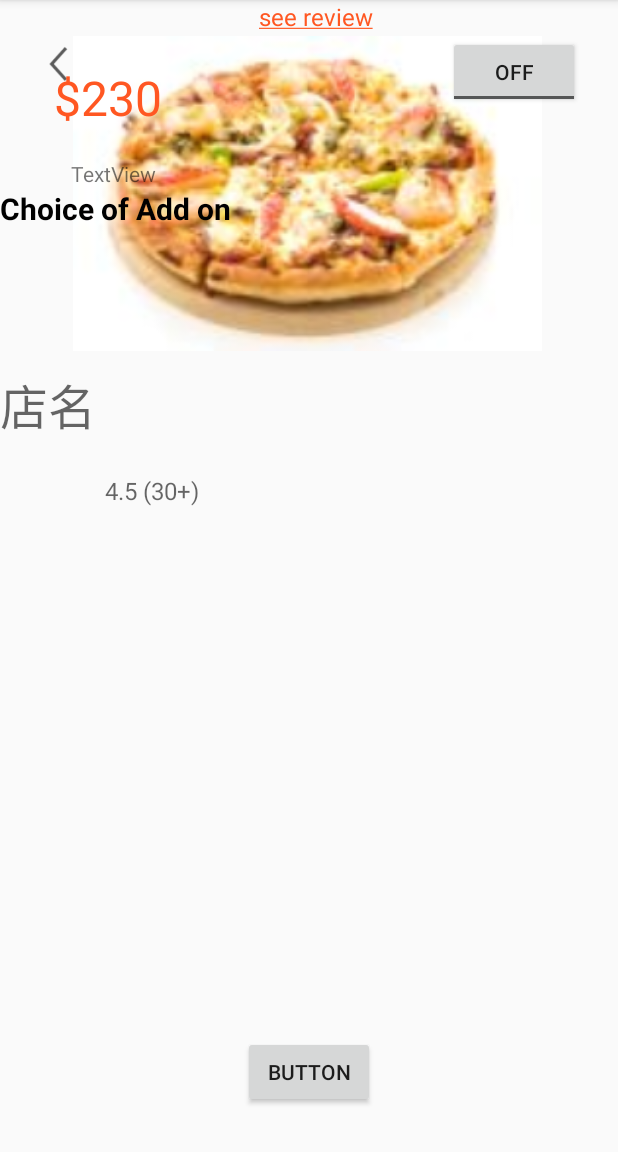
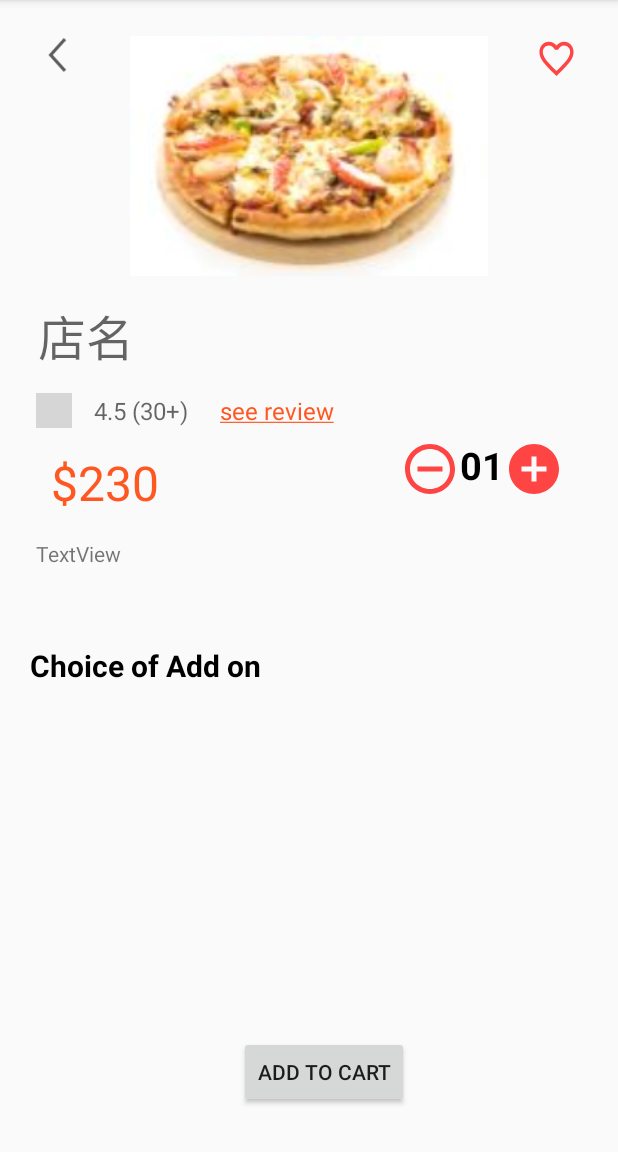
Before and after one commit to YongXiang12/Food_delivery_application, an Android app: the FoodDetailsActivity screen opened directly, with no data from a screen before it, on a phone screen of 412 x 824 dp, the part 84-1236 px from its top. Run offline under Robolectric (Android 15) with nearby library versions, the phone set to English and light mode, and no system bars; grey boxes are pictures that could not be loaded.

Commit message:
FoodDetailsActivity介面設計

```diff
--- a/app/src/main/java/fcu/mp110/food_delivery_app/ui/restaurant/RestaurantMenu.java
+++ b/app/src/main/java/fcu/mp110/food_delivery_app/ui/restaurant/RestaurantMenu.java
@@ -2,9 +2,11 @@ package fcu.mp110.food_delivery_app.ui.restaurant;
 
 import androidx.appcompat.app.AppCompatActivity;
 
+import android.content.DialogInterface;
 import android.content.Intent;
 import android.os.Bundle;
 import android.view.View;
+import android.widget.AdapterView;
 import android.widget.GridView;
 import android.widget.ImageView;
 import android.widget.TextView;
@@ -46,6 +48,14 @@ public class RestaurantMenu extends AppCompatActivity {
         // create a object of myBaseAdapter
         RestaurantMenuBaseAdapter baseAdapter = new RestaurantMenuBaseAdapter(this, itemsarray);
         gridView.setAdapter(baseAdapter);
+        gridView.setOnItemClickListener(new AdapterView.OnItemClickListener() {
+            @Override
+            public void onItemClick(AdapterView<?> adapterView, View view, int i, long l) {
+                //intent
+                Intent intent = new Intent(RestaurantMenu.this, FoodDetailsActivity.class);
+                startActivity(intent);
+            }
+        });
     }
 
     public void goBack(View view)
--- /dev/null
+++ b/app/src/main/res/drawable/favorite_toggle_selcet.xml
@@ -0,0 +1,5 @@
+<?xml version="1.0" encoding="utf-8"?>
+<selector xmlns:android="http://schemas.android.com/apk/res/android">
+    <item android:drawable="@drawable/ic_baseline_favorite_border_30" android:state_checked="false" />
+    <item android:drawable="@drawable/ic_baseline_favorite_30" android:state_checked="true" />
+</selector>
--- /dev/null
+++ b/app/src/main/res/drawable/ic_baseline_add_circle_24.xml
@@ -0,0 +1,9 @@
+<vector xmlns:android="http://schemas.android.com/apk/res/android"
+    android:width="24dp"
+    android:height="24dp"
+    android:viewportWidth="24"
+    android:viewportHeight="24">
+  <path
+      android:fillColor="@android:color/holo_red_light"
+      android:pathData="M12,2C6.48,2 2,6.48 2,12s4.48,10 10,10 10,-4.48 10,-10S17.52,2 12,2zM17,13h-4v4h-2v-4L7,13v-2h4L11,7h2v4h4v2z"/>
+</vector>
--- /dev/null
+++ b/app/src/main/res/drawable/ic_baseline_add_circle_outline_24.xml
@@ -0,0 +1,9 @@
+<vector xmlns:android="http://schemas.android.com/apk/res/android"
+    android:width="24dp"
+    android:height="24dp"
+    android:viewportWidth="24"
+    android:viewportHeight="24">
+  <path
+      android:fillColor="@android:color/holo_red_light"
+      android:pathData="M13,7h-2v4L7,11v2h4v4h2v-4h4v-2h-4L13,7zM12,2C6.48,2 2,6.48 2,12s4.48,10 10,10 10,-4.48 10,-10S17.52,2 12,2zM12,20c-4.41,0 -8,-3.59 -8,-8s3.59,-8 8,-8 8,3.59 8,8 -3.59,8 -8,8z"/>
+</vector>
--- /dev/null
+++ b/app/src/main/res/drawable/ic_baseline_favorite_30.xml
@@ -0,0 +1,9 @@
+<vector xmlns:android="http://schemas.android.com/apk/res/android"
+    android:width="30dp"
+    android:height="30dp"
+    android:viewportWidth="24"
+    android:viewportHeight="24">
+    <path
+        android:fillColor="@android:color/holo_red_light"
+        android:pathData="M12,21.35l-1.45,-1.32C5.4,15.36 2,12.28 2,8.5 2,5.42 4.42,3 7.5,3c1.74,0 3.41,0.81 4.5,2.09C13.09,3.81 14.76,3 16.5,3 19.58,3 22,5.42 22,8.5c0,3.78 -3.4,6.86 -8.55,11.54L12,21.35z" />
+</vector>
--- a/app/src/main/res/drawable/ic_baseline_favorite_border_24.xml
+++ /dev/null
@@ -1,10 +0,0 @@
-<vector xmlns:android="http://schemas.android.com/apk/res/android"
-    android:width="24dp"
-    android:height="24dp"
-    android:viewportWidth="24"
-    android:viewportHeight="24"
-    android:tint="?attr/colorControlNormal">
-  <path
-      android:fillColor="@android:color/white"
-      android:pathData="M16.5,3c-1.74,0 -3.41,0.81 -4.5,2.09C10.91,3.81 9.24,3 7.5,3 4.42,3 2,5.42 2,8.5c0,3.78 3.4,6.86 8.55,11.54L12,21.35l1.45,-1.32C18.6,15.36 22,12.28 22,8.5 22,5.42 19.58,3 16.5,3zM12.1,18.55l-0.1,0.1 -0.1,-0.1C7.14,14.24 4,11.39 4,8.5 4,6.5 5.5,5 7.5,5c1.54,0 3.04,0.99 3.57,2.36h1.87C13.46,5.99 14.96,5 16.5,5c2,0 3.5,1.5 3.5,3.5 0,2.89 -3.14,5.74 -7.9,10.05z"/>
-</vector>
--- /dev/null
+++ b/app/src/main/res/drawable/ic_baseline_favorite_border_30.xml
@@ -0,0 +1,9 @@
+<vector xmlns:android="http://schemas.android.com/apk/res/android"
+    android:width="30dp"
+    android:height="30dp"
+    android:viewportWidth="24"
+    android:viewportHeight="24">
+    <path
+        android:fillColor="@android:color/holo_red_light"
+        android:pathData="M16.5,3c-1.74,0 -3.41,0.81 -4.5,2.09C10.91,3.81 9.24,3 7.5,3 4.42,3 2,5.42 2,8.5c0,3.78 3.4,6.86 8.55,11.54L12,21.35l1.45,-1.32C18.6,15.36 22,12.28 22,8.5 22,5.42 19.58,3 16.5,3zM12.1,18.55l-0.1,0.1 -0.1,-0.1C7.14,14.24 4,11.39 4,8.5 4,6.5 5.5,5 7.5,5c1.54,0 3.04,0.99 3.57,2.36h1.87C13.46,5.99 14.96,5 16.5,5c2,0 3.5,1.5 3.5,3.5 0,2.89 -3.14,5.74 -7.9,10.05z" />
+</vector>
--- /dev/null
+++ b/app/src/main/res/drawable/ic_baseline_remove_circle_24.xml
@@ -0,0 +1,9 @@
+<vector xmlns:android="http://schemas.android.com/apk/res/android"
+    android:width="24dp"
+    android:height="24dp"
+    android:viewportWidth="24"
+    android:viewportHeight="24">
+  <path
+      android:fillColor="@android:color/holo_red_light"
+      android:pathData="M12,2C6.48,2 2,6.48 2,12s4.48,10 10,10 10,-4.48 10,-10S17.52,2 12,2zM17,13L7,13v-2h10v2z"/>
+</vector>
--- /dev/null
+++ b/app/src/main/res/drawable/ic_baseline_remove_circle_outline_24.xml
@@ -0,0 +1,9 @@
+<vector xmlns:android="http://schemas.android.com/apk/res/android"
+    android:width="24dp"
+    android:height="24dp"
+    android:viewportWidth="24"
+    android:viewportHeight="24">
+  <path
+      android:fillColor="@android:color/holo_red_light"
+      android:pathData="M7,11v2h10v-2L7,11zM12,2C6.48,2 2,6.48 2,12s4.48,10 10,10 10,-4.48 10,-10S17.52,2 12,2zM12,20c-4.41,0 -8,-3.59 -8,-8s3.59,-8 8,-8 8,3.59 8,8 -3.59,8 -8,8z"/>
+</vector>
--- a/app/src/main/res/layout/activity_food_details.xml
+++ b/app/src/main/res/layout/activity_food_details.xml
@@ -6,167 +6,201 @@
     android:layout_height="match_parent"
     tools:context=".ui.restaurant.FoodDetailsActivity">
 
+
+    <ImageView
+        android:id="@+id/imv_food_picture"
+        android:layout_width="0dp"
+        android:layout_height="160dp"
+        android:layout_alignParentLeft="true"
+        android:layout_marginStart="24dp"
+        android:layout_marginTop="24dp"
+        android:layout_marginEnd="24dp"
+        android:src="@drawable/seafood_pizza"
+        app:layout_constraintEnd_toEndOf="parent"
+        app:layout_constraintStart_toStartOf="parent"
+        app:layout_constraintTop_toTopOf="parent"
+        tools:ignore="MissingConstraints" />
+
     <ImageView
         android:id="@+id/imv_back"
         android:layout_width="0dp"
         android:layout_height="25dp"
         android:layout_alignParentLeft="true"
-        android:layout_marginStart="26dp"
-        android:layout_marginTop="30dp"
-        android:layout_marginEnd="247dp"
+        android:layout_marginStart="24dp"
+        android:layout_marginEnd="305dp"
         android:src="@drawable/icons8_back_48px"
         app:layout_constraintEnd_toStartOf="@+id/toggleButton4"
         app:layout_constraintStart_toStartOf="parent"
-        app:layout_constraintTop_toTopOf="parent"
+        app:layout_constraintTop_toTopOf="@+id/imv_food_picture"
         tools:ignore="MissingConstraints" />
 
-    <ImageView
-        android:id="@+id/food_picture"
-        android:layout_width="362dp"
-        android:layout_height="210dp"
-        android:layout_alignParentLeft="true"
-        android:layout_marginStart="24dp"
-        android:layout_marginTop="24dp"
-        android:src="@drawable/seafood_pizza"
+    <Button
+        android:id="@+id/button2"
+        android:layout_width="wrap_content"
+        android:layout_height="wrap_content"
+        android:layout_marginStart="137dp"
+        android:layout_marginEnd="138dp"
+        android:layout_marginBottom="29dp"
+        android:text="Add to cart"
+        app:layout_constraintBottom_toBottomOf="parent"
+        app:layout_constraintEnd_toEndOf="parent"
+        app:layout_constraintStart_toStartOf="@+id/lv_conditions" />
+
+    <ListView
+        android:id="@+id/lv_conditions"
+        android:layout_width="0dp"
+        android:layout_height="0dp"
+        android:layout_marginStart="20dp"
+        android:layout_marginEnd="20dp"
+        android:layout_marginBottom="86dp"
+        app:layout_constraintBottom_toBottomOf="parent"
+        app:layout_constraintEnd_toEndOf="parent"
         app:layout_constraintStart_toStartOf="parent"
-        app:layout_constraintTop_toTopOf="parent"
-        tools:ignore="MissingConstraints" />
+        app:layout_constraintTop_toBottomOf="@+id/textView4">
+
+    </ListView>
 
     <TextView
-        android:id="@+id/txv_store_name"
-        android:layout_width="0dp"
+        android:id="@+id/txv_see_review"
+        android:layout_width="wrap_content"
         android:layout_height="wrap_content"
-        android:layout_alignParentLeft="true"
-        android:layout_marginBottom="22dp"
-        android:hint="店名"
+        android:layout_below="@+id/txv_store_name"
+        android:layout_marginEnd="189dp"
+        android:layout_toRightOf="@+id/txv_mark"
+        android:paddingLeft="10dp"
+        android:text="@string/txv_label_see_review"
+        android:textColor="#FF5722"
+        android:textSize="16dp"
+        app:layout_constraintBottom_toBottomOf="@+id/txv_mark"
+        app:layout_constraintEnd_toEndOf="parent"
+        app:layout_constraintStart_toEndOf="@+id/txv_mark"
+        app:layout_constraintTop_toTopOf="@+id/txv_mark" />
+
+    <TextView
+        android:id="@+id/food_price"
+        android:layout_width="wrap_content"
+        android:layout_height="wrap_content"
+        android:layout_below="@+id/txv_store_name"
+        android:layout_marginTop="52dp"
+        android:layout_toRightOf="@+id/txv_mark"
+        android:paddingLeft="10dp"
+        android:text="$230"
+        android:textColor="#FF5722"
         android:textSize="32dp"
-        app:layout_constraintBottom_toTopOf="@+id/imv_star"
+        app:layout_constraintStart_toStartOf="@+id/imv_star"
+        app:layout_constraintTop_toBottomOf="@+id/txv_store_name" />
+
+    <TextView
+        android:id="@+id/textView6"
+        android:layout_width="wrap_content"
+        android:layout_height="wrap_content"
+        android:layout_marginTop="8dp"
+        android:layout_marginEnd="76dp"
+        android:text="01"
+        android:textColor="#000000"
+        android:textSize="25sp"
+        android:textStyle="bold"
         app:layout_constraintEnd_toEndOf="parent"
-        app:layout_constraintStart_toStartOf="parent"
-        app:layout_constraintTop_toBottomOf="@+id/toggleButton4" />
+        app:layout_constraintTop_toBottomOf="@+id/txv_see_review" />
+
+    <Button
+        android:id="@+id/button3"
+        android:layout_width="40dp"
+        android:layout_height="40dp"
+        android:background="@drawable/ic_baseline_add_circle_24"
+        app:layout_constraintBottom_toBottomOf="@+id/textView6"
+        app:layout_constraintStart_toEndOf="@+id/textView6"
+        app:layout_constraintTop_toTopOf="@+id/textView6"
+        app:layout_constraintVertical_bias="0.0" />
+
+    <Button
+        android:id="@+id/button4"
+        android:layout_width="40dp"
+        android:layout_height="40dp"
+        android:background="@drawable/ic_baseline_remove_circle_outline_24"
+        app:layout_constraintBottom_toBottomOf="@+id/textView6"
+        app:layout_constraintEnd_toStartOf="@+id/textView6"
+        app:layout_constraintTop_toTopOf="@+id/textView6"
+        app:layout_constraintVertical_bias="0.0" />
 
     <ImageView
         android:id="@+id/imv_star"
         android:layout_width="0dp"
-        android:layout_height="0dp"
+        android:layout_height="23dp"
         android:layout_below="@+id/txv_store_name"
         android:layout_alignParentLeft="true"
-        android:layout_marginStart="26dp"
-        android:layout_marginEnd="17dp"
+        android:layout_marginStart="24dp"
+        android:layout_marginTop="59dp"
+        android:layout_marginEnd="9dp"
+        android:layout_marginBottom="56dp"
         android:src="@drawable/icons8_star_96px"
-        app:layout_constraintBottom_toTopOf="@+id/txv_see_review"
+        app:layout_constraintBottom_toBottomOf="@+id/food_price"
         app:layout_constraintEnd_toStartOf="@+id/txv_mark"
         app:layout_constraintStart_toStartOf="parent"
-        app:layout_constraintTop_toBottomOf="@+id/txv_store_name" />
+        app:layout_constraintTop_toTopOf="@+id/txv_store_name" />
 
     <TextView
         android:id="@+id/txv_mark"
         android:layout_width="wrap_content"
         android:layout_height="wrap_content"
         android:layout_below="@+id/txv_store_name"
-        android:layout_marginEnd="30dp"
+        android:layout_marginEnd="11dp"
         android:layout_toRightOf="@+id/imv_star"
         android:hint="4.5 (30+)"
         android:paddingLeft="5dp"
         android:textSize="16dp"
+        app:layout_constraintBottom_toBottomOf="@+id/imv_star"
         app:layout_constraintEnd_toStartOf="@+id/txv_see_review"
         app:layout_constraintStart_toEndOf="@+id/imv_star"
         app:layout_constraintTop_toTopOf="@+id/imv_star" />
 
     <TextView
-        android:id="@+id/txv_see_review"
+        android:id="@+id/txv_store_name"
         android:layout_width="wrap_content"
         android:layout_height="wrap_content"
-        android:layout_below="@+id/txv_store_name"
-        android:layout_marginEnd="163dp"
-        android:layout_marginBottom="21dp"
-        android:layout_toRightOf="@+id/txv_mark"
-        android:paddingLeft="10dp"
-        android:text="@string/txv_label_see_review"
-        android:textColor="#FF5722"
-        android:textSize="16dp"
-        app:layout_constraintBottom_toTopOf="@+id/food_price"
-        app:layout_constraintEnd_toEndOf="parent"
-        app:layout_constraintStart_toEndOf="@+id/txv_mark"
-        app:layout_constraintTop_toBottomOf="@+id/imv_star" />
-
-    <TextView
-        android:id="@+id/food_price"
-        android:layout_width="wrap_content"
-        android:layout_height="wrap_content"
-        android:layout_below="@+id/txv_store_name"
-        android:layout_marginStart="26dp"
-        android:layout_marginBottom="19dp"
-        android:layout_toRightOf="@+id/txv_mark"
-        android:paddingLeft="10dp"
-        android:text="$230"
-        android:textColor="#FF5722"
+        android:layout_alignParentLeft="true"
+        android:layout_marginTop="16dp"
+        android:hint="店名"
         android:textSize="32dp"
-        app:layout_constraintBottom_toTopOf="@+id/textView3"
-        app:layout_constraintStart_toStartOf="parent"
-        app:layout_constraintTop_toBottomOf="@+id/txv_see_review" />
-
-    <Button
-        android:id="@+id/button2"
-        android:layout_width="wrap_content"
-        android:layout_height="wrap_content"
-        android:layout_marginBottom="29dp"
-        android:text="Button"
-        app:layout_constraintBottom_toBottomOf="parent"
-        app:layout_constraintEnd_toEndOf="parent"
-        app:layout_constraintStart_toStartOf="parent"
-        app:layout_constraintTop_toBottomOf="@+id/_dynamic" />
+        app:layout_constraintEnd_toStartOf="@+id/txv_mark"
+        app:layout_constraintStart_toStartOf="@+id/txv_mark"
+        app:layout_constraintTop_toBottomOf="@+id/imv_food_picture" />
 
     <TextView
         android:id="@+id/textView3"
         android:layout_width="wrap_content"
         android:layout_height="wrap_content"
-        android:layout_marginEnd="4dp"
-        android:layout_marginBottom="21dp"
+        android:layout_marginStart="24dp"
+        android:layout_marginTop="16dp"
         android:text="TextView"
-        app:layout_constraintBottom_toTopOf="@+id/textView4"
-        app:layout_constraintEnd_toEndOf="@+id/food_price"
+        app:layout_constraintStart_toStartOf="parent"
         app:layout_constraintTop_toBottomOf="@+id/food_price" />
 
     <TextView
         android:id="@+id/textView4"
         android:layout_width="wrap_content"
         android:layout_height="wrap_content"
-        android:layout_marginStart="44dp"
-        android:layout_marginBottom="1dp"
+        android:layout_marginTop="430dp"
+        android:layout_marginBottom="8dp"
         android:text="Choice of Add on"
         android:textColor="#000000"
         android:textSize="20sp"
         android:textStyle="bold"
-        app:layout_constraintBottom_toTopOf="@+id/_dynamic"
-        app:layout_constraintStart_toStartOf="@+id/_dynamic"
-        app:layout_constraintTop_toBottomOf="@+id/textView3" />
-
-    <ListView
-        android:layout_width="0dp"
-        android:layout_height="0dp"
-        android:layout_marginStart="1dp"
-        android:layout_marginEnd="1dp"
-        android:layout_marginBottom="1dp"
-        app:layout_constraintBottom_toTopOf="@+id/button2"
-        app:layout_constraintEnd_toEndOf="parent"
-        app:layout_constraintStart_toStartOf="parent"
-        app:layout_constraintTop_toBottomOf="@+id/textView4">
-
-    </ListView>
+        app:layout_constraintBottom_toTopOf="@+id/lv_conditions"
+        app:layout_constraintStart_toStartOf="@+id/lv_conditions"
+        app:layout_constraintTop_toTopOf="parent" />
 
     <ToggleButton
         android:id="@+id/toggleButton4"
-        android:layout_width="wrap_content"
-        android:layout_height="wrap_content"
-        android:layout_marginTop="24dp"
-        android:layout_marginEnd="25dp"
-        android:layout_marginBottom="174dp"
-        android:text="ToggleButton"
-        app:layout_constraintBottom_toTopOf="@+id/txv_store_name"
+        android:layout_width="0dp"
+        android:layout_height="30dp"
+        android:layout_marginEnd="27dp"
+        android:background="@drawable/favorite_toggle_selcet"
+        android:textOff=""
+        android:textOn=""
         app:layout_constraintEnd_toEndOf="parent"
         app:layout_constraintStart_toEndOf="@+id/imv_back"
-        app:layout_constraintTop_toTopOf="parent" />
+        app:layout_constraintTop_toTopOf="@+id/imv_food_picture" />
 
 
 </androidx.constraintlayout.widget.ConstraintLayout>
```
